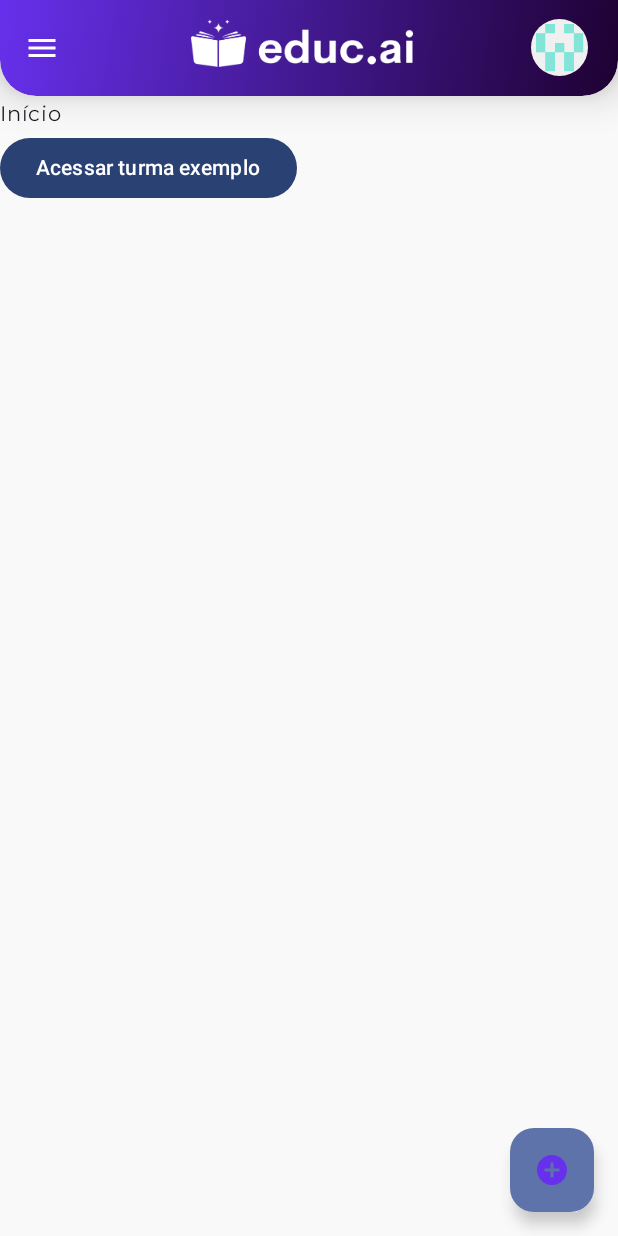
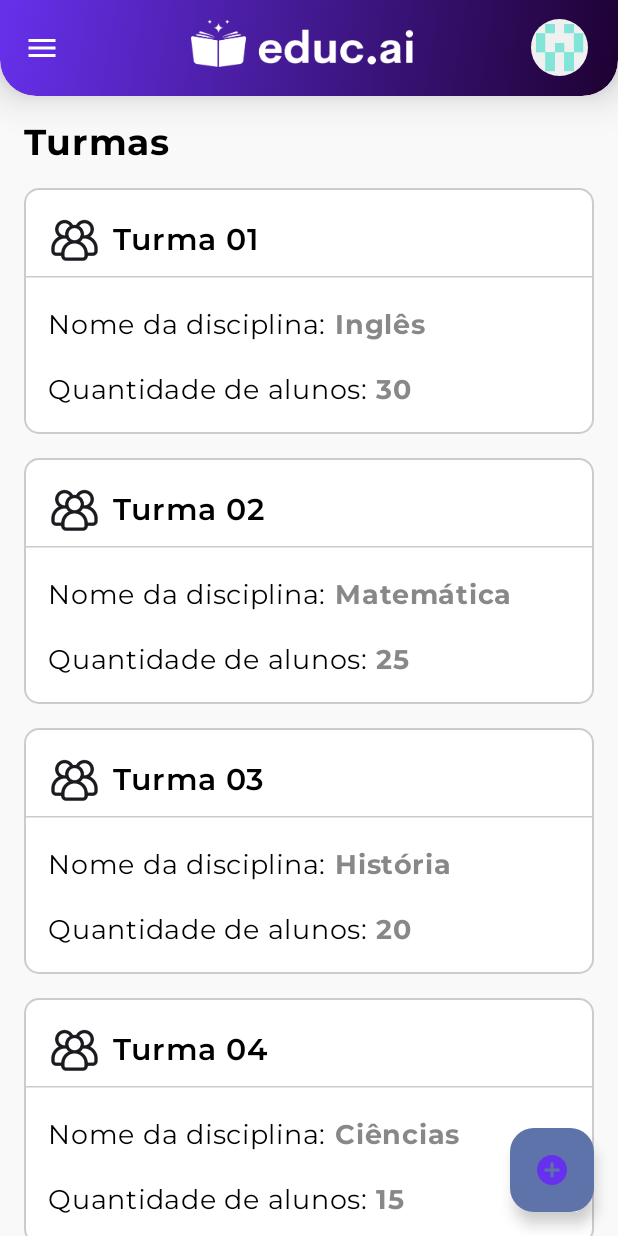
Before and after one commit to educ-ai-org/educai-app, an Android app built with Jetpack Compose: the MainUI screen opened through its navigation route, on a phone screen of 412 x 824 dp. Run offline under Robolectric (Android 15) with nearby library versions, the phone set to English and light mode, and no system bars.

Commit message:
Nova tela de turmas

```diff
--- a/app/src/main/java/com/example/educai/screens/Home.kt
+++ b/app/src/main/java/com/example/educai/screens/Home.kt
@@ -2,24 +2,71 @@ package com.example.educai.screens
 
 import androidx.compose.foundation.layout.Column
 import androidx.compose.foundation.layout.fillMaxSize
-import androidx.compose.material3.Button
+import androidx.compose.foundation.layout.padding
+import androidx.compose.foundation.rememberScrollState
+import androidx.compose.foundation.verticalScroll
 import androidx.compose.material3.Text
 import androidx.compose.runtime.Composable
 import androidx.compose.ui.Modifier
+import androidx.compose.ui.graphics.Color
+import androidx.compose.ui.text.font.FontWeight
+import androidx.compose.ui.unit.dp
+import androidx.compose.ui.unit.sp
 import androidx.navigation.NavController
+import com.example.educai.components.Class
+
+data class Turma(
+    val id: Int,
+    val nome: String,
+    val disciplina: String,
+    val numeroDeAlunos: Int
+)
 
 @Composable
 fun Home(navController: NavController) {
+
+    val turmasMockadas = listOf(
+        Turma(1,"Turma 01", "Inglês", 30),
+        Turma(2,"Turma 02", "Matemática", 25),
+        Turma(3,"Turma 03", "História", 20),
+        Turma(4,"Turma 04", "Ciências", 15),
+        Turma(5,"Turma 05", "Arte", 10)
+    )
+
+    val scrollState = rememberScrollState()
     Column(
         modifier = Modifier
             .fillMaxSize()
+            .padding(
+                start = 16.dp,
+                end = 16.dp,
+                top = 16.dp,
+            )
     ) {
-        Text(text = "Início")
+        Text(
+            text = "Turmas",
+            fontSize = 24.sp,
+            fontWeight = FontWeight.Bold,
+            color = Color.Black,
+            modifier = Modifier.padding(bottom = 16.dp)
+        )
 
-        Button(onClick = {
-            navController.navigate("turmaExemplo")
-        }) {
-            Text(text = "Acessar turma exemplo")
+        Column (
+            modifier = Modifier
+                .fillMaxSize()
+                .verticalScroll(scrollState)
+        ) {
+            turmasMockadas.forEach { turma ->
+                Class(
+                    nomeTurma = turma.nome,
+                    nomeDisciplina = turma.disciplina,
+                    quantidadeAlunos = turma.numeroDeAlunos,
+                    OnClick = {
+                        navController.navigate("turmaExemplo")
+                        //navController.navigate("detalhesTurma/${turma.id}")
+                    }
+                )
+            }
         }
     }
 }
```
Also changed, not shown: app/src/main/res/drawable-hdpi/activity_icon.png (deleted), app/src/main/res/drawable-ldpi/activity_icon.png (deleted), app/src/main/res/drawable-mdpi/activity_icon.png (deleted), app/src/main/res/drawable-xhdpi/activity_icon.png (deleted), app/src/main/res/drawable-xxhdpi/activity_icon.png (deleted), app/src/main/res/drawable-xxxhdpi/activity_icon.png (deleted), 1 other file.
